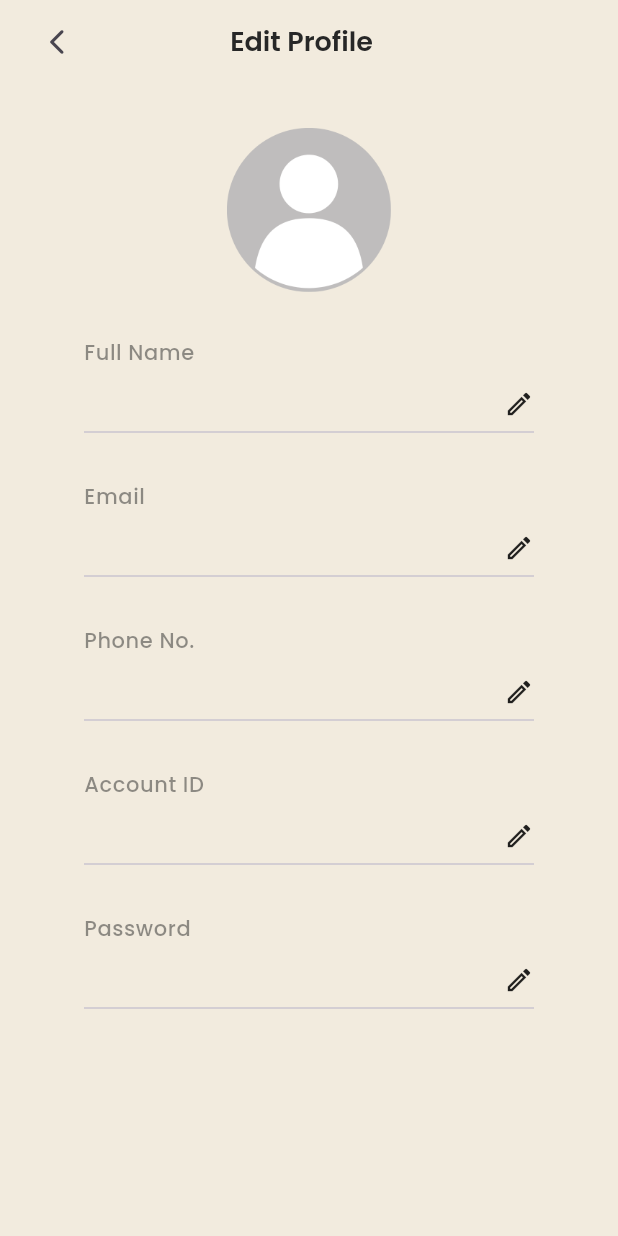
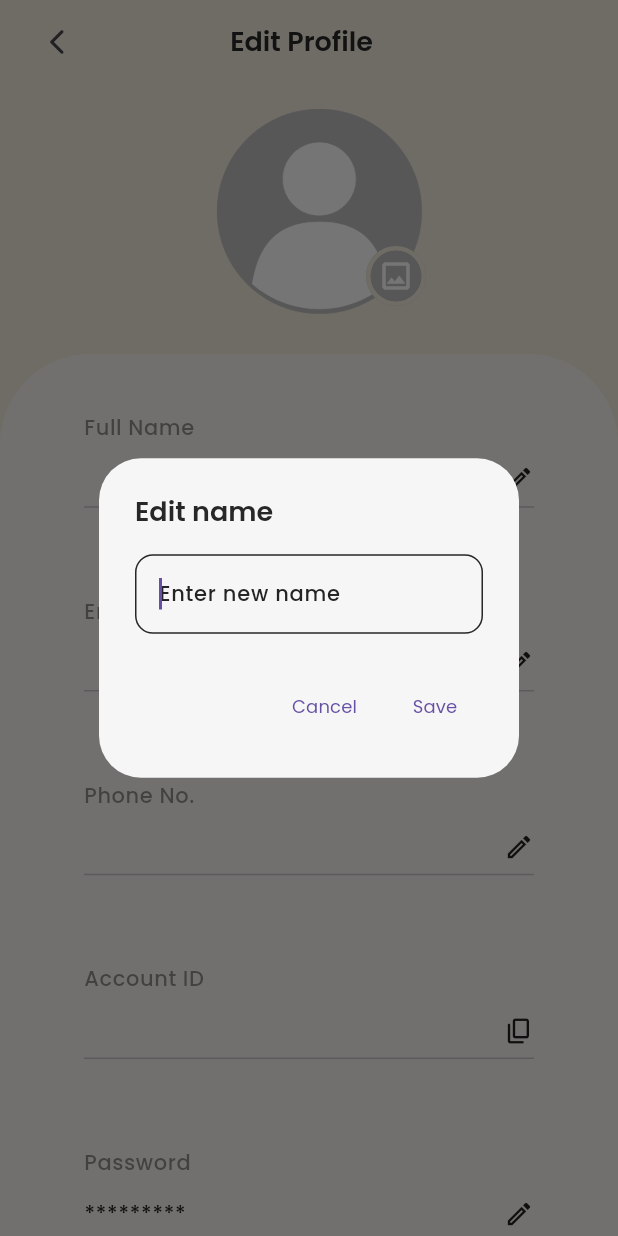
Before and after one commit to rolcodes/jbl_appointment_app, a Flutter app: the EditProfileScreen screen opened directly, after a tap on the "edit" icon, on a phone screen of 412 x 824 dp. Run offline on Flutter 3.47's test engine with Material 3 defaults, Android fonts, the phone set to English and light mode, and no system bars; our stand-ins replace animated_splash_screen, badges, barcode_widget, cloud_firestore, curved_navigation_bar, equatable and 15 more; missing offline and left inert: carousel_slider_plus, pdfx, scrollable_clean_calendar; accounts and stored records are empty; network calls fail.

Commit message:
Edit Profile Screen
 - Fix user interface of Edit Profile Screen
 - Create Custom Edit Field Widget, reuse it many times
 - Retrieve current user password with obscure text in Edit Profile Screen"
 - Fix UI, apply Stack widget to elevate design of text field.
 - Prepare buttons for set state or Stateful widget"
 - Create Firebase function to update user information
 - Apply Future builder"

Logout Button

 - Create function to delete all shared preferences after logging out
 - Create function to delete previous routes and navigate to landing screen
 - Create function to saved login user or one time login using shared preferences"

```diff
--- a/lib/common/widgets/appbar/custom_appbar/custom_appbar.dart
+++ b/lib/common/widgets/appbar/custom_appbar/custom_appbar.dart
@@ -1,4 +1,5 @@
 import 'package:appointment_app/common/widgets/appbar/custom_appbar/widget/notification_badge.dart';
+import 'package:appointment_app/new_features/screen/profile_screen/widget/edit_profile.dart';
 import 'package:flutter/material.dart';
 import 'package:get/get.dart';
 import 'package:path/path.dart';
@@ -103,17 +104,15 @@ class CustomAppBar extends StatelessWidget implements PreferredSizeWidget {
                     ),
                   )
                 : isEdit
-                    ? InkWell(
-                        onTap: () {},
-                        borderRadius: BorderRadius.circular(100),
-                        child: Container(
-                          decoration: BoxDecoration(
-                            color: showBackgroundColor
-                                ? TColors.primary.withOpacity(0.75)
-                                : Colors.transparent,
-                          ),
-                          child: const Icon(Icons.edit_outlined),
+                    ? IconButton(
+                        style: const ButtonStyle(
+                          backgroundColor:
+                              WidgetStatePropertyAll(Colors.transparent),
                         ),
+                        padding: EdgeInsets.zero,
+                        alignment: Alignment(1, 0),
+                        onPressed: () => Get.to(() => EditProfileScreen()),
+                        icon: Icon(Icons.edit_outlined),
                       )
                     : Container(),
           ]),
--- a/lib/new_features/screen/profile_screen/widget/custom_edit_field.dart
+++ b/lib/new_features/screen/profile_screen/widget/custom_edit_field.dart
@@ -2,12 +2,13 @@ import 'package:flutter/material.dart';
 
 class CustomEditField extends StatelessWidget {
   const CustomEditField({
-    super.key, required this.title, required this.subtitle, required this.onTap,
+    super.key, required this.title, required this.subtitle, required this.onTap, required this.isCopy,
   });
 
   final String title;
   final String subtitle;
   final VoidCallback onTap;
+  final bool isCopy;
 
   @override
   Widget build(BuildContext context) {
@@ -34,7 +35,7 @@ class CustomEditField extends StatelessWidget {
                   subtitle,
                   style: Theme.of(context).textTheme.bodyLarge,
                 ),
-                const Icon(Icons.edit_outlined, size: 20),
+                isCopy! ? const Icon(Icons.copy_rounded, size: 20) : const Icon(Icons.edit_outlined, size: 20),
               ],
             ),
           ),
--- a/lib/new_features/screen/profile_screen/widget/edit_profile.dart
+++ b/lib/new_features/screen/profile_screen/widget/edit_profile.dart
@@ -1,12 +1,74 @@
 import 'package:appointment_app/common/widgets/appbar/custom_appbar/custom_appbar.dart';
+import 'package:appointment_app/new_features/new_navigation_menu.dart';
 import 'package:appointment_app/services/database.dart';
 import 'package:appointment_app/utils/constants/colors.dart';
+import 'package:cloud_firestore/cloud_firestore.dart';
+import 'package:firebase_auth/firebase_auth.dart';
 import 'package:flutter/material.dart';
-
+import 'package:get/get.dart';
+import '../../../../utils/popups/loaders.dart';
 import 'custom_edit_field.dart';
 
-class EditProfileScreen extends StatelessWidget {
+class EditProfileScreen extends StatefulWidget {
   const EditProfileScreen({super.key});
+
+  @override
+  State<EditProfileScreen> createState() => _EditProfileScreenState();
+}
+
+class _EditProfileScreenState extends State<EditProfileScreen> {
+  String uid = FirebaseAuth.instance.currentUser!.uid;
+
+  /// Edit field
+  Future<void> editField(String field) async {
+    String? newValue;
+    return await showDialog(
+      context: context,
+      builder: (ctx) => AlertDialog(
+        backgroundColor: TColors.light,
+        title: Text('Edit $field'),
+        content: TextField(
+          autofocus: true,
+          decoration: InputDecoration(
+            hintText: "Enter new $field",
+          ),
+          onChanged: (value) {
+            newValue = value;
+            setState(() {
+
+            });
+          },
+        ),
+        actions: [
+          TextButton(
+              onPressed: () => Navigator.pop(context),
+              child: const Text('Cancel')),
+          TextButton(
+              onPressed: () async {
+                /// Update in Firestore
+                if (newValue!.trim().isNotEmpty) {
+                  /// only update if there is something in the textfield
+                  await FirebaseFirestore.instance
+                      .collection('user')
+                      .doc(uid)
+                      .update({field: newValue});
+                }
+
+                TLoaders.successSnackBar(
+                    title: 'Saved successfully',
+                    message:
+                    'Changes was saved successfuly.');
+
+                await Future.delayed(const Duration(seconds: 1));
+
+                // Navigator.of(context).pop(newValue);
+                Get.offAll(() => const NewNavigationMenu());
+              },
+              child: const Text('Save')),
+        ],
+      ),
+    );
+  }
 
   @override
   Widget build(BuildContext context) {
@@ -24,13 +86,12 @@ class EditProfileScreen extends StatelessWidget {
           style: Theme.of(context).textTheme.headlineSmall,
         ),
       ),
-      body: SingleChildScrollView(
-        child: FutureBuilder(
+      body: FutureBuilder(
         future: DatabaseMethods().readUser(),
         builder: (context, snapshot) {
           /// Display Error
           if (snapshot.hasError) {
-              return Center(child: Text('Something went wrong!'));
+            return const Center(child: Text('Something went wrong!'));
           }
 
           /// Show content
@@ -39,62 +100,120 @@ class EditProfileScreen extends StatelessWidget {
             final user = snapshot.data;
             return user == null
                 ? Container()
-                  : Container(
-                      height: 600,
+                : Stack(
+                    children: [
+                      SizedBox(
+                        height: MediaQuery.of(context).size.height,
                         width: MediaQuery.of(context).size.width,
-                      margin: EdgeInsets.all(24),
-                      child: Column(
-                        crossAxisAlignment: CrossAxisAlignment.center,
-                        mainAxisAlignment: MainAxisAlignment.spaceBetween,
-                        children: [
-                          Center(
+                      ),
+                      Positioned(
+                        top: 10,
+                        left: 138,
                         child: ClipOval(
                           child: Image.asset(
                             'assets/images/users/default_profile.png',
-                                height: 120,
-                                width: 120,
+                            height: 150,
+                            width: 150,
                             fit: BoxFit.contain,
                           ),
                         ),
                       ),
+                      Positioned(
+                        top: 104,
+                        left: 240,
+                        child: IconButton(
+                          style: ButtonStyle(
+                            backgroundColor:
+                                WidgetStatePropertyAll(Colors.grey.shade400),
+                            side: const WidgetStatePropertyAll(
+                              BorderSide(color: TColors.secondary, width: 3),
+                            ),
+                          ),
+                          onPressed: () {},
+                          icon: const Icon(
+                            Icons.image_outlined,
+                            color: Colors.white,
+                          ),
+                        ),
+                      ),
+                      Positioned(
+                        top: 180,
+                        child: Container(
+                          height: 640,
+                          width: MediaQuery.of(context).size.width,
+                          padding: const EdgeInsets.symmetric(
+                              horizontal: 24, vertical: 40),
+                          decoration: BoxDecoration(
+                            color: TColors.white.withOpacity(0.5),
+                            borderRadius: const BorderRadius.only(
+                                topRight: Radius.circular(60),
+                                topLeft: Radius.circular(60)),
+                          ),
+                          child: Column(
+                            mainAxisAlignment: MainAxisAlignment.spaceBetween,
+                            children: [
                               CustomEditField(
                                 title: 'Full Name',
                                 subtitle: user.name,
-                            onTap: () {},
+                                isCopy: false,
+                                onTap: () {
+                                  editField('name');
+                                  print('full name clicked');
+                                },
                               ),
                               CustomEditField(
                                 title: 'Email',
                                 subtitle: user.email,
-                            onTap: () {},
+                                isCopy: false,
+                                onTap: () {
+                                  editField('email');
+                                },
                               ),
                               CustomEditField(
                                 title: 'Phone No.',
                                 subtitle: user.telephone,
-                            onTap: () {},
+                                isCopy: false,
+                                onTap: () {
+                                  editField('telephone');
+                                },
                               ),
                               CustomEditField(
                                 title: 'Account ID',
                                 subtitle: user.id,
-                            onTap: () {},
+                                isCopy: true,
+                                onTap: () {
+                                  ScaffoldMessenger.of(context).showSnackBar(
+                                    const SnackBar(
+                                      duration: Duration(seconds: 2),
+                                      content:
+                                          Text('Text copied to clipboard.'),
+                                    ),
+                                  );
+                                },
                               ),
                               CustomEditField(
                                 title: 'Password',
-                            subtitle: '',
-                            onTap: () {},
+                                subtitle: '*********',
+                                isCopy: false,
+                                onTap: () {
+                                  editField;
+                                },
                               ),
                             ],
                           ),
+                        ),
+                      ),
+                    ],
                   );
           } else {
             /// Show loading indicator
-              Center(
+            const Center(
               child: CircularProgressIndicator(),
             );
           }
           return Container();
         },
       ),
-      ),
     );
   }
 }
```
Also changed, not shown: lib/new_features/screen/new_home_screen/widget/service_category_cards/widget/service_detail.dart (+15 -5 lines), lib/new_features/screen/new_home_screen/widget/service_category_cards/widget/services.dart (+7 -8 lines), lib/new_features/screen/profile_screen/profile.dart (+8 -2 lines), lib/services/database.dart (+10 -2 lines). Lines whose indentation alone changed are shown as unchanged.
